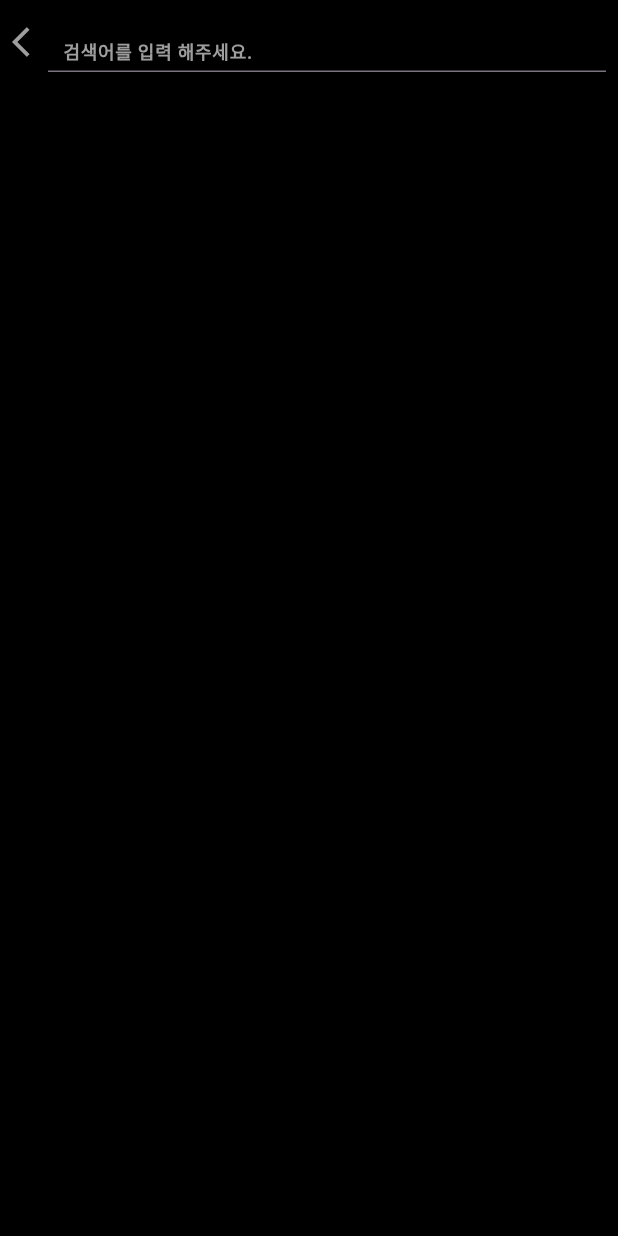
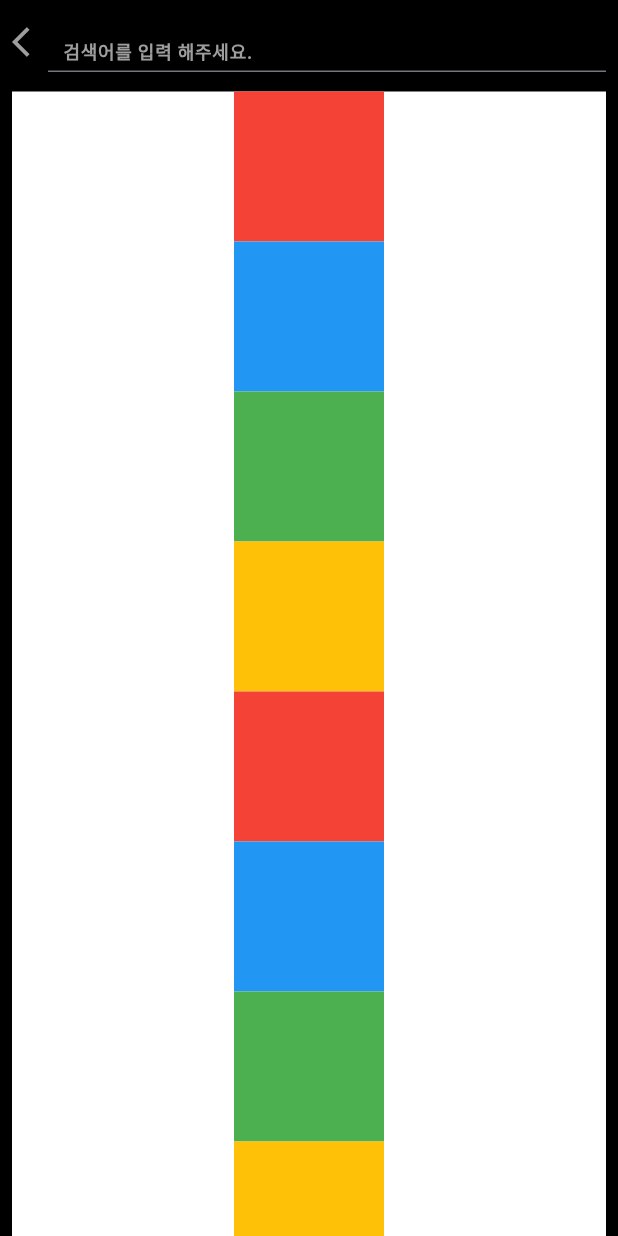
Before and after one commit to Astrum93/Flutter_Music_Is_Life, a Flutter app: the SearchFragment screen opened directly, on a phone screen of 412 x 824 dp. Run offline on Flutter 3.47's test engine with Material 3 defaults, Android fonts, the phone set to English and light mode, and no system bars; our stand-ins replace cloud_firestore, dotted_border, firebase_auth, firebase_core, firebase_messaging, firebase_storage and 3 more; missing offline and left inert: beautiful_soup_dart; accounts and stored records are empty; generated files the repository leaves out were written again.

Commit message:
240317 SearchFragment의 body를 ListView로 변경

```diff
--- a/lib/main/tab/search/search_fragment.dart
+++ b/lib/main/tab/search/search_fragment.dart
@@ -1,4 +1,5 @@
 import 'package:MusicIsLife/main/tab/search/search_app_bar.dart';
+import 'package:MusicIsLife/main/tab/search/search_screen.dart';
 import 'package:flutter/material.dart';
 
 class SearchFragment extends StatefulWidget {
@@ -17,7 +18,9 @@ class _SearchFragmentState extends State<SearchFragment> {
       child: Scaffold(
         appBar: SearchAppBar(controller: controller),
         body: ListView(
-          children: [],
+          children: const [
+            SearchScreen(),
+          ],
         ),
       ),
     );
--- a/lib/main/tab/search/search_screen.dart
+++ b/lib/main/tab/search/search_screen.dart
@@ -20,7 +20,6 @@ class _SearchScreenState extends State<SearchScreen> {
           Container(
             color: Colors.white,
             width: MediaQuery.of(context).size.width,
-            height: 300,
             child: SingleChildScrollView(
               scrollDirection: Axis.vertical,
               child: Column(
```
